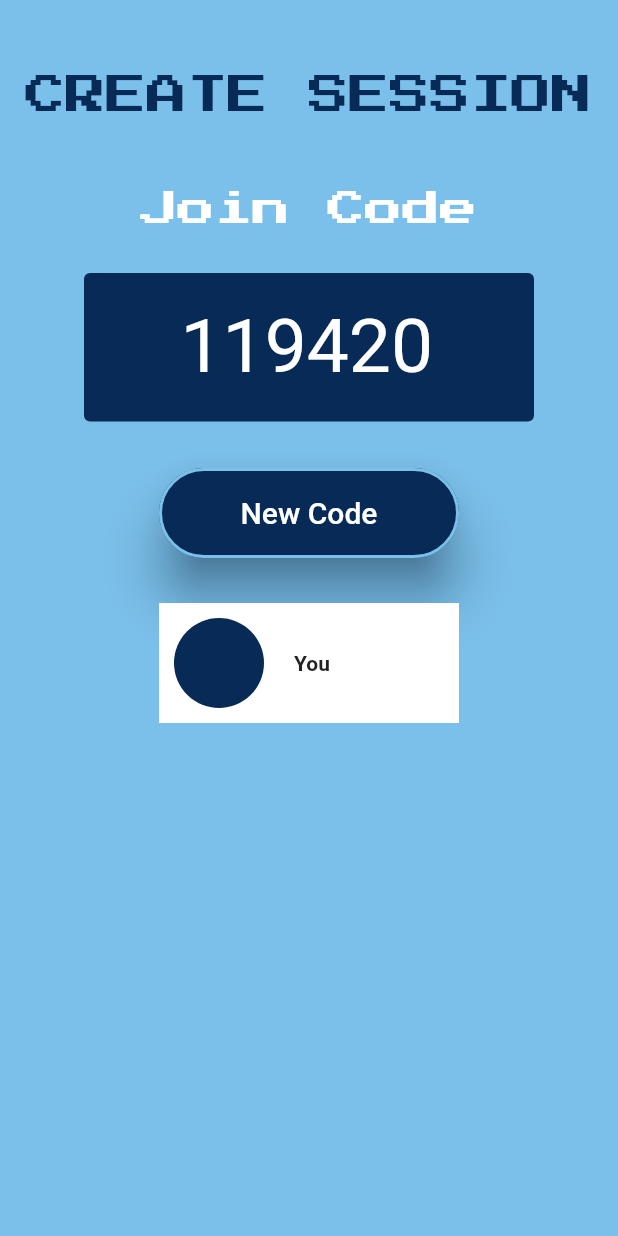
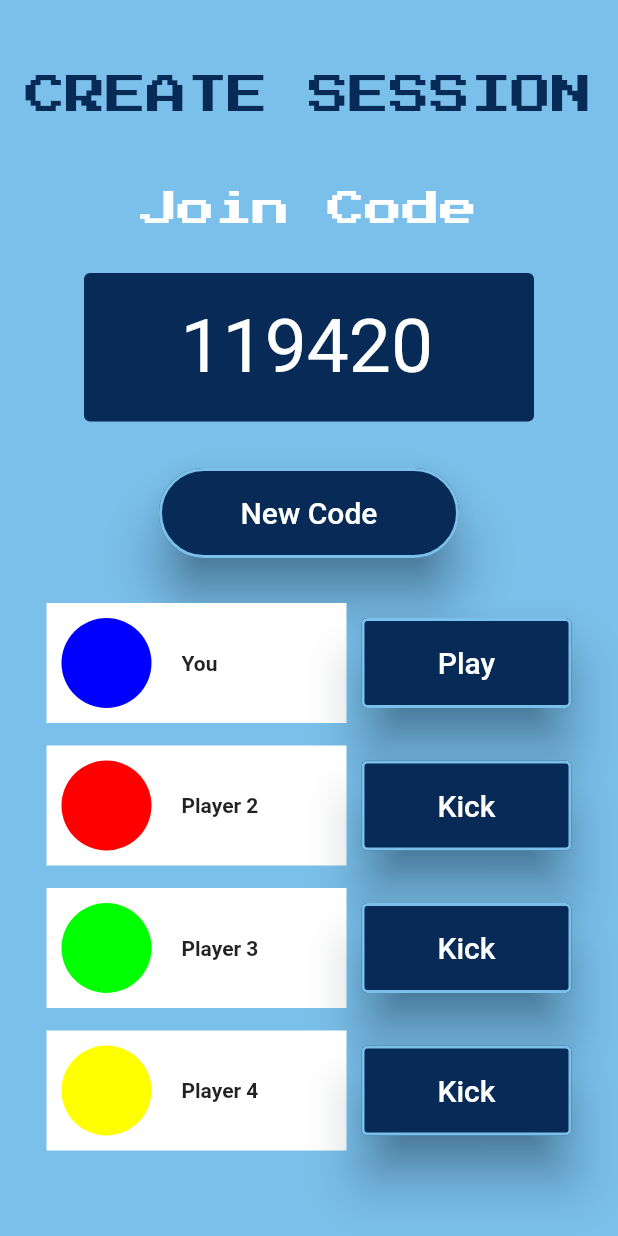
Before and after one commit to jpveloso/RunBruinRun, a Flutter app: the CreateSessionPage screen opened directly, on a phone screen of 412 x 824 dp. Run offline on Flutter 3.47's test engine with Material 2 defaults, Android fonts, the phone set to English and light mode, and no system bars.

Commit message:
Created User Model class, finalized Create Session Page and completed Session Joined Page.

```diff
--- a/lib/main.dart
+++ b/lib/main.dart
@@ -1,5 +1,5 @@
 import 'package:flutter/material.dart';
-import 'package:run_bruin_run/screens/home_page.dart';
+import 'package:run_bruin_run/screens/homepage/home_page.dart';
 
 void main() {
   runApp(const MyApp());
--- a/lib/screens/home_page.dart
+++ b/lib/screens/homepage/home_page.dart
@@ -1,8 +1,8 @@
 import 'package:flutter/material.dart';
-import 'package:run_bruin_run/screens/main_menu_page.dart';
-import 'package:run_bruin_run/screens/signup_page.dart';
+import 'package:run_bruin_run/screens/mainmenu/main_menu_page.dart';
+import 'package:run_bruin_run/screens/usercredentialpages/signup_page.dart';
 import 'package:run_bruin_run/styles.dart';
-import 'login_page.dart';
+import '../usercredentialpages/login_page.dart';
 
 //dart fix --apply
 
--- a/lib/screens/main_menu_page.dart
+++ b/lib/screens/mainmenu/main_menu_page.dart
@@ -1,7 +1,7 @@
 import 'package:flutter/material.dart';
-import 'package:run_bruin_run/screens/create_session_page.dart';
-import 'package:run_bruin_run/screens/home_page.dart';
-import 'package:run_bruin_run/screens/join_session_page.dart';
+import 'package:run_bruin_run/screens/sessionpages/create_session_page.dart';
+import 'package:run_bruin_run/screens/homepage/home_page.dart';
+import 'package:run_bruin_run/screens/sessionpages/join_session_page.dart';
 import 'package:run_bruin_run/styles.dart';
 
 class MainMenuPage extends StatefulWidget {
--- a/lib/screens/create_session_page.dart
+++ b/lib/screens/sessionpages/create_session_page.dart
@@ -89,25 +89,20 @@ class _CreateSessionPageState extends State<CreateSessionPage> {
                             style: TextStyle(fontSize: 20),
                           )),
                       //CREATE STYLE
-                      Container(
-                        width: 200,
-                        height: 80,
-                        color: Colors.white,
-                        child: Wrap(
-                          direction: Axis.horizontal,
-                          runAlignment: WrapAlignment.center,
+                      Wrap(
+                          direction: Axis.vertical,
+                          spacing: 15,
                           crossAxisAlignment: WrapCrossAlignment.center,
                           children: [
-                            SizedBox(width: 10),
-                            CircleAvatar(
-                              backgroundColor: darkBruinBlue,
-                              radius: 30,
-                            ),
-                            SizedBox(width: 20),
-                            Text(style: TextStyle(fontSize: 14, fontWeight: FontWeight.bold), "$yourPlayerName"),
-                          ],
-                        )
-                      ),
+                            playerCardAndBtn(
+                                bluePlayerColor, yourPlayerName, "Play"),
+                            playerCardAndBtn(
+                                redPlayerColor, playerName2, "Kick"),
+                            playerCardAndBtn(
+                                greenPlayerColor, playerName3, "Kick"),
+                            playerCardAndBtn(
+                                yellowPlayerColor, playerName4, "Kick"),
+                          ]),
                     ],
                   ),
                 ],
--- a/lib/screens/login_page.dart
+++ b/lib/screens/usercredentialpages/login_page.dart
@@ -1,6 +1,6 @@
 import 'package:flutter/material.dart';
-import 'package:run_bruin_run/screens/home_page.dart';
-import 'package:run_bruin_run/screens/main_menu_page.dart';
+import 'package:run_bruin_run/screens/homepage/home_page.dart';
+import 'package:run_bruin_run/screens/mainmenu/main_menu_page.dart';
 import 'package:run_bruin_run/styles.dart';
 
 class LoginPage extends StatefulWidget {
--- a/lib/screens/signup_page.dart
+++ b/lib/screens/usercredentialpages/signup_page.dart
@@ -1,5 +1,5 @@
 import 'package:flutter/material.dart';
-import 'package:run_bruin_run/screens/login_page.dart';
+import 'package:run_bruin_run/screens/usercredentialpages/login_page.dart';
 import 'package:run_bruin_run/styles.dart';
 
 class SignUpPage extends StatefulWidget {
--- a/lib/styles.dart
+++ b/lib/styles.dart
@@ -3,13 +3,12 @@ import 'package:flutter/services.dart';
 
 const darkBruinBlue = Color.fromRGBO(8, 42, 86, 1);
 const lightBruinBlue = Color.fromRGBO(123, 192, 234, 1);
+const bluePlayerColor = Color.fromRGBO(0, 0, 255, 1);
+const redPlayerColor = Color.fromRGBO(255, 0, 0, 1);
+const greenPlayerColor = Color.fromRGBO(0, 255, 0, 1);
+const yellowPlayerColor = Color.fromRGBO(255, 255, 0, 1);
 
-// ButtonStyle defaultButtonStyle = ElevatedButton.styleFrom(
-//   foregroundColor: Colors.white,
-//   backgroundColor: darkBruinBlue,
-//   fixedSize: const Size(300, 50),
-// );
-
+//Button Styles
 ButtonStyle getButtonStyle() {
   return ElevatedButton.styleFrom(
     foregroundColor: Colors.white,
@@ -22,6 +21,7 @@ ButtonStyle getButtonStyle() {
   );
 }
 
+//Same as above just smaller footprint
 ButtonStyle getSmallButtonStyle() {
   return ElevatedButton.styleFrom(
     foregroundColor: Colors.white,
@@ -31,6 +31,18 @@ ButtonStyle getSmallButtonStyle() {
     shadowColor: darkBruinBlue,
     side: const BorderSide(color: lightBruinBlue, width: 2),
     shape: const StadiumBorder(),
+  );
+}
+
+//Small button style with square border
+ButtonStyle getSmallSquaredButtonStyle() {
+  return ElevatedButton.styleFrom(
+    foregroundColor: Colors.white,
+    backgroundColor: darkBruinBlue,
+    fixedSize: const Size(140, 60),
+    elevation: 15,
+    shadowColor: darkBruinBlue,
+    side: const BorderSide(color: lightBruinBlue, width: 2),
   );
 }
 
@@ -74,6 +86,7 @@ TextFormField inputTextFormFieldStyle(
   );
 }
 
+//Same as Input Page ^^^ just with hidden characters for password
 TextFormField passwordTextFormFieldStyle(
     String? labelText, String? hintText, TextEditingController? controller) {
   return TextFormField(
@@ -165,7 +178,7 @@ TextFormField generatedCodeTextFieldStyle(TextEditingController? controller) {
       color: Colors.white,
       fontSize: 50,
     ),
-    decoration: InputDecoration(
+    decoration: const InputDecoration(
       filled: true,
       fillColor: darkBruinBlue,
       border: OutlineInputBorder(
@@ -184,3 +197,78 @@ TextStyle counterTextStyle() {
     fontWeight: FontWeight.bold,
   );
 }
+
+//Create Session Player Card and Button
+Wrap playerCardAndBtn(Color color, String playerName, String buttonText) {
+  return Wrap(
+      direction: Axis.horizontal,
+      crossAxisAlignment: WrapCrossAlignment.center,
+      spacing: 10,
+      children: [
+        Container(
+          width: 200,
+          height: 80,
+          color: Colors.white,
+          child: FittedBox(
+            fit: BoxFit.scaleDown,
+            alignment: Alignment.centerLeft,
+            child: Wrap(
+              runAlignment: WrapAlignment.center,
+              crossAxisAlignment: WrapCrossAlignment.center,
+              children: [
+                const SizedBox(width: 10),
+                CircleAvatar(
+                  backgroundColor: color,
+                  radius: 30,
+                ),
+                const SizedBox(width: 20),
+                Text(
+                    style: const TextStyle(fontWeight: FontWeight.bold),
+                    playerName)
+              ],
+            ),
+          ),
+        ),
+        ElevatedButton(
+            style: getSmallSquaredButtonStyle(),
+            onPressed: () {},
+            child: Text(
+              buttonText,
+              style: const TextStyle(fontSize: 20),
+            )),
+      ]);
+}
+
+//Session Joined Player Card
+Wrap playerCard(Color color, String playerName) {
+  return Wrap(
+      direction: Axis.horizontal,
+      crossAxisAlignment: WrapCrossAlignment.center,
+      spacing: 10,
+      children: [
+        Container(
+          width: 200,
+          height: 80,
+          color: Colors.white,
+          child: FittedBox(
+            fit: BoxFit.scaleDown,
+            alignment: Alignment.centerLeft,
+            child: Wrap(
+              runAlignment: WrapAlignment.center,
+              crossAxisAlignment: WrapCrossAlignment.center,
+              children: [
+                const SizedBox(width: 10),
+                CircleAvatar(
+                  backgroundColor: color,
+                  radius: 30,
+                ),
+                const SizedBox(width: 20),
+                Text(
+                    style: const TextStyle(fontWeight: FontWeight.bold),
+                    playerName)
+              ],
+            ),
+          ),
+        ),
+      ]);
+}
```
Also changed, not shown: lib/models/user.dart (added, +34 -0 lines), lib/screens/sessionpages/join_session_page.dart (renamed from lib/screens/join_session_page.dart, +7 -5 lines), lib/screens/sessionpages/session_joined_page.dart (added, +103 -0 lines).
